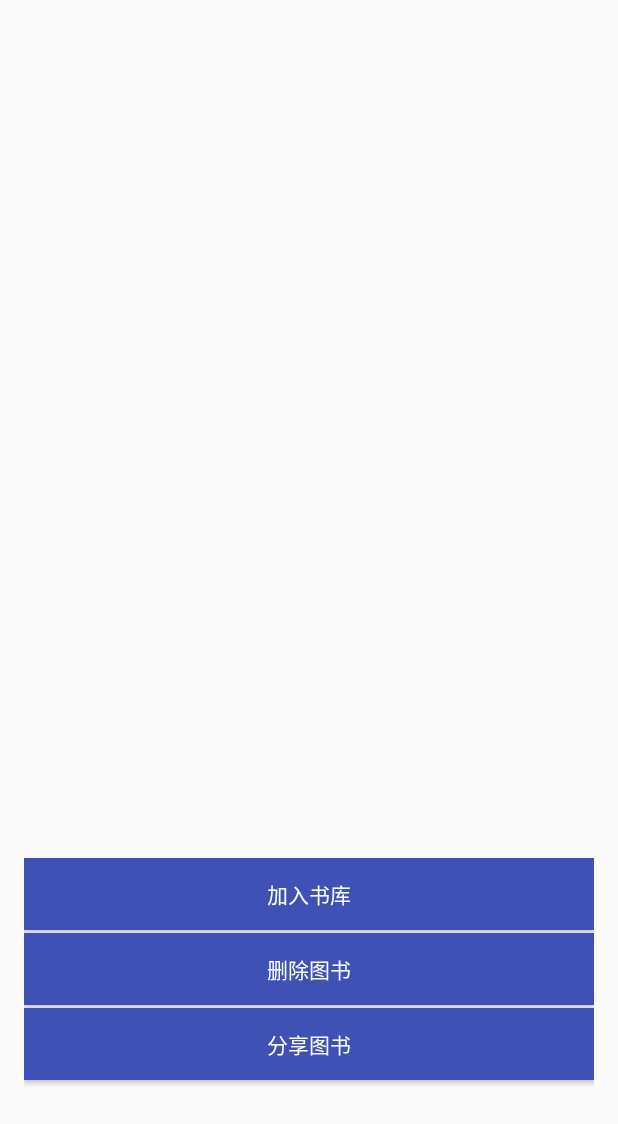
After one commit to HemingwayZ/DuXiangLe, an Android app: the layout activity_book_operator.xml on its own in the app's theme, with its tools: preview values and no code run, on a phone screen of 412 x 824 dp. The commit adds this screen. Shown: the top 1124 px of the screen. Run offline under Robolectric (Android 15) with nearby library versions, the phone set to English and light mode, and no system bars.

Commit message:
实现书籍的增加和删除的api

```diff
--- a/app/src/main/res/layout/activity_book_detail.xml
+++ b/app/src/main/res/layout/activity_book_detail.xml
@@ -78,4 +78,5 @@
         android:visibility="gone"
         app:layout_anchor="@id/coordinatrorLayout"
         app:layout_anchorGravity="bottom|end" />
+
 </android.support.design.widget.CoordinatorLayout>
--- /dev/null
+++ b/app/src/main/res/layout/activity_book_operator.xml
@@ -0,0 +1,54 @@
+<?xml version="1.0" encoding="utf-8"?>
+<LinearLayout xmlns:android="http://schemas.android.com/apk/res/android"
+    android:id="@+id/bg"
+    android:layout_width="match_parent"
+    android:layout_height="match_parent"
+    android:orientation="vertical"
+    android:paddingBottom="@dimen/activity_vertical_margin"
+    android:paddingLeft="@dimen/activity_horizontal_margin"
+    android:paddingRight="@dimen/activity_horizontal_margin"
+    android:paddingTop="@dimen/activity_vertical_margin">
+
+    <TextView
+        android:id="@+id/tvBack"
+        android:layout_width="match_parent"
+        android:layout_height="0dp"
+        android:layout_weight="0.7"
+        android:background="#01FFFFFF" />
+
+    <LinearLayout
+        android:layout_gravity="bottom"
+        android:layout_width="match_parent"
+        android:layout_height="0dp"
+        android:layout_weight="0.3"
+        android:orientation="vertical">
+
+        <Button
+            android:id="@+id/btnAdd"
+            android:layout_width="match_parent"
+            android:layout_height="wrap_content"
+            android:layout_marginTop="2dp"
+            android:background="@color/colorPrimary"
+            android:text="加入书库"
+            android:textColor="#FFFFFF" />
+
+        <Button
+            android:id="@+id/btnDelete"
+            android:layout_width="match_parent"
+            android:layout_height="wrap_content"
+            android:layout_marginTop="2dp"
+            android:background="@color/colorPrimary"
+            android:text="删除图书"
+            android:textColor="#FFFFFF" />
+
+        <Button
+            android:id="@+id/btnShare"
+            android:layout_width="match_parent"
+            android:layout_height="wrap_content"
+            android:layout_marginTop="2dp"
+            android:background="@color/colorPrimary"
+            android:text="分享图书"
+            android:textColor="#FFFFFF" />
+    </LinearLayout>
+
+</LinearLayout>
--- a/app/src/main/res/values-v21/styles.xml
+++ b/app/src/main/res/values-v21/styles.xml
@@ -1,7 +1,9 @@
 <resources>>
+
     <style name="AppTheme.NoActionBar">
         <item name="windowActionBar">false</item>
         <item name="windowNoTitle">true</item>
+        <item name="android:windowIsTranslucent">true</item>
         <item name="android:windowDrawsSystemBarBackgrounds">true</item>
         <item name="android:statusBarColor">@android:color/transparent</item>
     </style>
--- a/app/src/main/res/values/colors.xml
+++ b/app/src/main/res/values/colors.xml
@@ -4,4 +4,5 @@
     <color name="colorPrimaryDark">#303F9F</color>
     <color name="colorAccent">#FF4081</color>
     <color name="black_p50">#7f000000</color>
+    <color name="transparent_background">#00ffffff</color>
 </resources>
--- a/app/src/main/res/values/styles.xml
+++ b/app/src/main/res/values/styles.xml
@@ -18,4 +18,11 @@
     <style name="AppTheme.AppBarOverlay" parent="ThemeOverlay.AppCompat.Dark.ActionBar"></style>
 
     <style name="AppTheme.PopupOverlay" parent="ThemeOverlay.AppCompat.Light" />
+
+        <style name="Transparent">
+            <item name="android:windowBackground">@color/transparent_background</item>
+            <item name="android:windowNoTitle">true</item>
+            <item name="android:windowIsTranslucent">true</item>
+
+        </style>
 </resources>
```
Also changed, not shown: app/src/main/AndroidManifest.xml (+11 -11 lines), app/src/main/java/com/zhm/duxiangle/BookDetailActivity.java (+12 -7 lines), app/src/main/java/com/zhm/duxiangle/BookOperatorActivity.java (added, +160 -0 lines), app/src/main/java/com/zhm/duxiangle/bean/Book.java (+9 -0 lines), app/src/main/res/anim/activity_enter_from_bottom.xml (added, +9 -0 lines), app/src/main/res/anim/activity_out_from_top.xml (added, +9 -0 lines), 1 other file.
